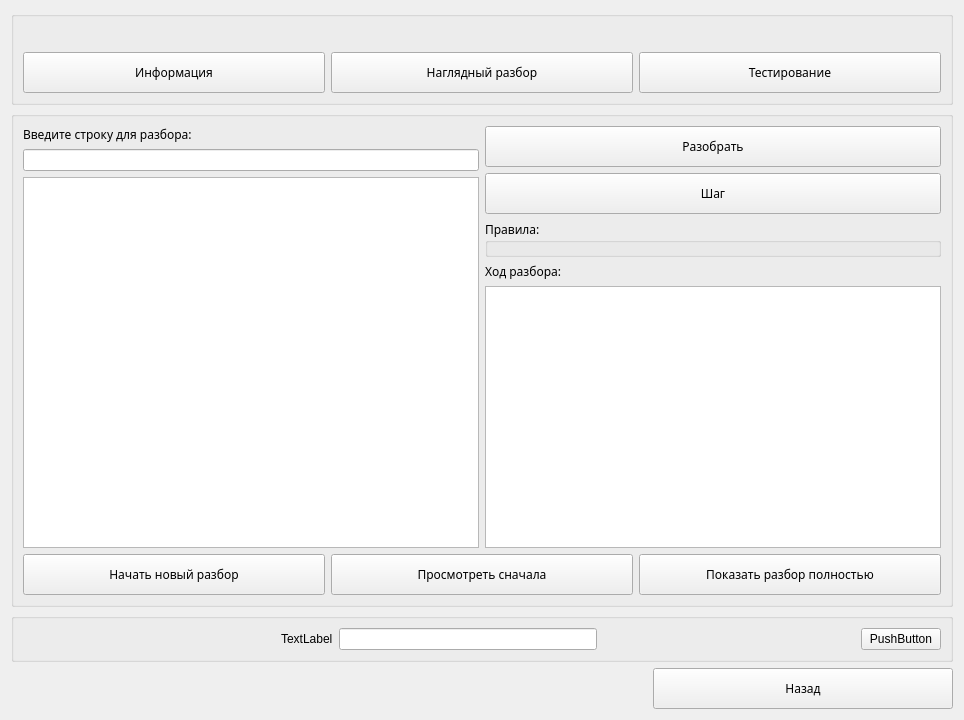
This is ParsingAssistant/CWindow.ui in Owlfeather/ParsingAssistant as Qt 5 draws it before an edit. The edited form follows.
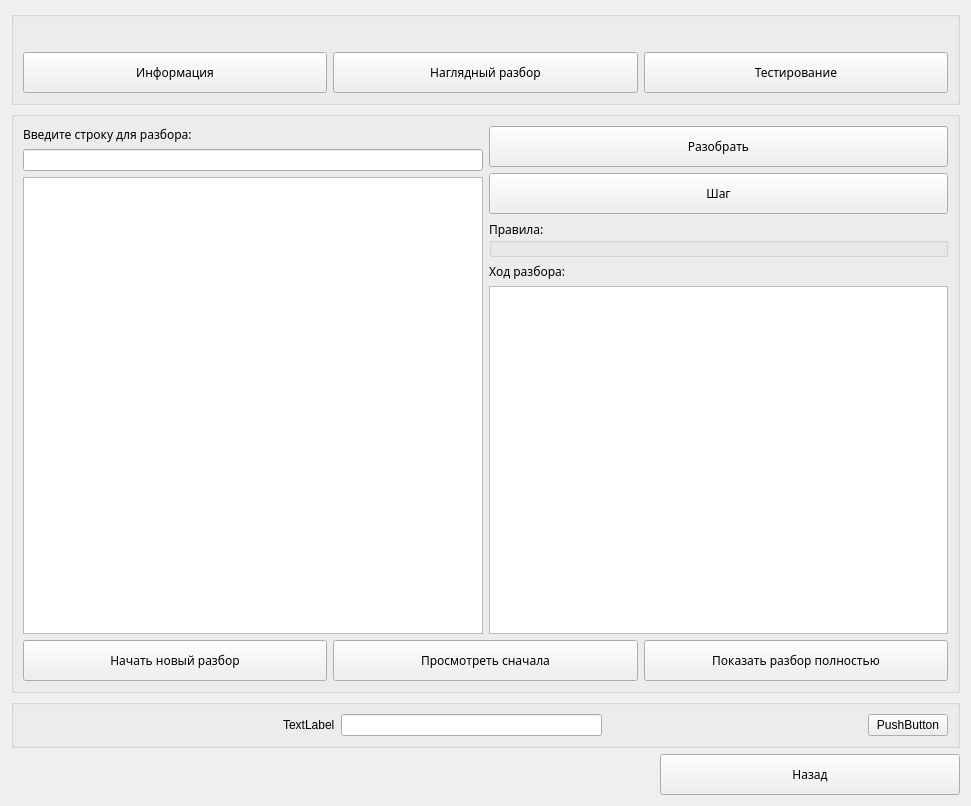
This is the edited form.

The edit to the form file:
```diff
--- a/ParsingAssistant/CWindow.ui
+++ b/ParsingAssistant/CWindow.ui
@@ -6,8 +6,8 @@
    <rect>
     <x>0</x>
     <y>0</y>
-    <width>964</width>
-    <height>720</height>
+    <width>971</width>
+    <height>806</height>
    </rect>
   </property>
   <property name="windowTitle">
@@ -179,6 +179,12 @@
             </item>
             <item>
              <widget class="QGroupBox" name="ruleBox">
+              <property name="minimumSize">
+               <size>
+                <width>0</width>
+                <height>0</height>
+               </size>
+              </property>
               <property name="font">
                <font>
                 <family>Century Gothic</family>
```
